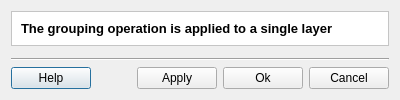
Old version of the form src/terralib/qt/widgets/se/ui/GroupingDialogForm.ui in the repository claudiobogossian/terralib5.
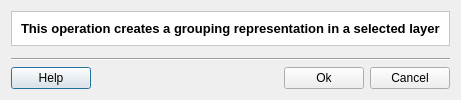
New version of the form.

```diff
--- a/src/terralib/qt/widgets/se/ui/GroupingDialogForm.ui
+++ b/src/terralib/qt/widgets/se/ui/GroupingDialogForm.ui
@@ -6,8 +6,8 @@
    <rect>
     <x>0</x>
     <y>0</y>
-    <width>640</width>
-    <height>480</height>
+    <width>484</width>
+    <height>104</height>
    </rect>
   </property>
   <property name="windowTitle">
@@ -41,7 +41,7 @@
            </font>
           </property>
           <property name="text">
-           <string>The grouping operation is applied to a single layer</string>
+           <string>This operation creates a grouping representation in a selected layer</string>
           </property>
          </widget>
         </item>
@@ -89,7 +89,7 @@
            </property>
           </widget>
          </item>
-         <item row="0" column="3">
+         <item row="0" column="2">
           <widget class="QPushButton" name="m_okPushButton">
            <property name="enabled">
             <bool>true</bool>
@@ -99,20 +99,13 @@
            </property>
           </widget>
          </item>
-         <item row="0" column="4">
+         <item row="0" column="3">
           <widget class="QPushButton" name="m_cancelPushButton">
            <property name="text">
             <string>Cancel</string>
            </property>
           </widget>
          </item>
-         <item row="0" column="2">
-          <widget class="QPushButton" name="m_applyPushButton">
-           <property name="text">
-            <string>Apply</string>
-           </property>
-          </widget>
-         </item>
         </layout>
        </item>
       </layout>
```
Left out of the diff: 5 changed lines with no effect on the pictures.
